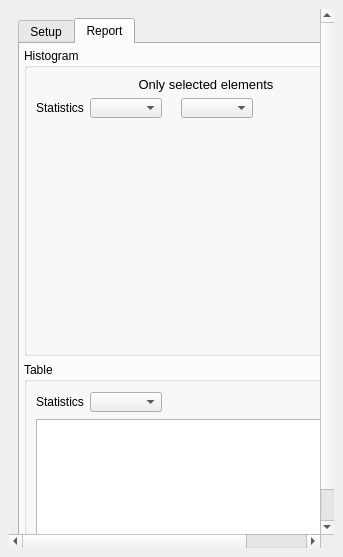
First picture: the form in ui/queries/qgisred_statisticsandgraphs_dock.ui, repository qgisred/QGISRed, before the edit.
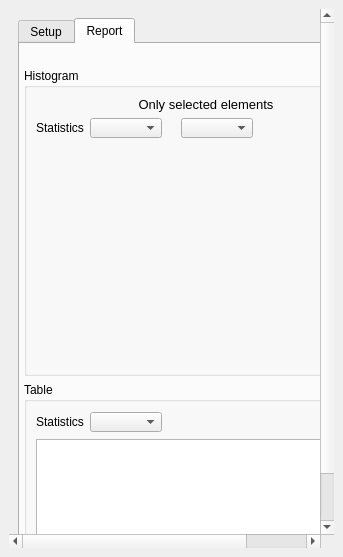
Second picture: the form after the edit. The open tabs and pages were chosen to show the change. Custom widgets are drawn as their Qt base class.

Commit message: Statistics: Improve setup lists, report updates and panel sizing

What changed in the file:
```diff
--- a/ui/queries/qgisred_statisticsandgraphs_dock.ui
+++ b/ui/queries/qgisred_statisticsandgraphs_dock.ui
@@ -18,8 +18,8 @@
   </property>
   <property name="minimumSize">
    <size>
-    <width>343</width>
-    <height>112</height>
+    <width>330</width>
+    <height>360</height>
    </size>
   </property>
   <property name="windowTitle">
@@ -598,6 +598,32 @@
             <property name="bottomMargin">
              <number>4</number>
             </property>
+            <item>
+             <widget class="QLabel" name="labelResultsTime">
+              <property name="sizePolicy">
+               <sizepolicy hsizetype="Preferred" vsizetype="Fixed">
+                <horstretch>0</horstretch>
+                <verstretch>0</verstretch>
+               </sizepolicy>
+              </property>
+              <property name="font">
+               <font>
+                <pointsize>9</pointsize>
+                <weight>75</weight>
+                <bold>true</bold>
+               </font>
+              </property>
+              <property name="text">
+               <string/>
+              </property>
+              <property name="alignment">
+               <set>Qt::AlignCenter</set>
+              </property>
+              <property name="visible">
+               <bool>false</bool>
+              </property>
+             </widget>
+            </item>
             <item>
              <widget class="QGroupBox" name="mStatisticsGroupBox">
               <property name="sizePolicy">
```
The commit also changes 1 other file.
